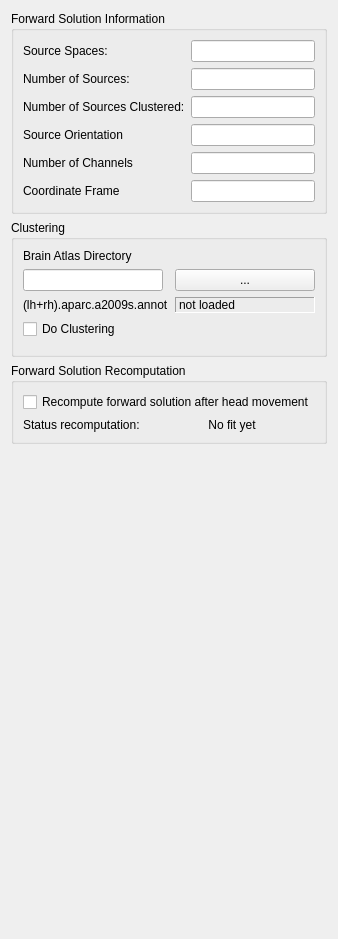
This is libraries/disp/viewers/formfiles/rtfwdsettingsview.ui in mne-tools/mne-cpp as Qt 5 draws it before an edit. The edited form follows.
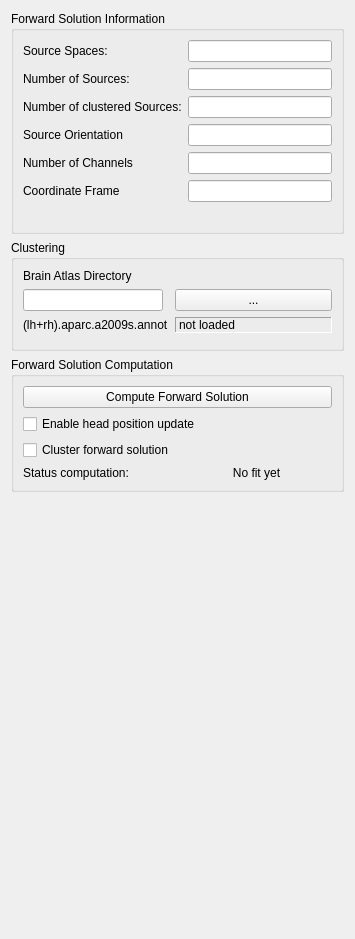
This is the edited form.

Commit message: ENH: introduce Compute Forward Button

Diff of the .ui file:
```diff
--- a/libraries/disp/viewers/formfiles/rtfwdsettingsview.ui
+++ b/libraries/disp/viewers/formfiles/rtfwdsettingsview.ui
@@ -48,14 +48,31 @@
         </property>
        </widget>
       </item>
-      <item row="4" column="0">
+      <item row="2" column="0">
+       <widget class="QLabel" name="label_4">
+        <property name="text">
+         <string>Number of clustered Sources:</string>
+        </property>
+       </widget>
+      </item>
+      <item row="2" column="1">
+       <widget class="QLineEdit" name="m_lineEdit_iNDipoleClustered">
+        <property name="text">
+         <string/>
+        </property>
+        <property name="readOnly">
+         <bool>true</bool>
+        </property>
+       </widget>
+      </item>
+      <item row="3" column="0">
        <widget class="QLabel" name="label_6">
         <property name="text">
          <string>Source Orientation</string>
         </property>
        </widget>
       </item>
-      <item row="4" column="1">
+      <item row="3" column="1">
        <widget class="QLineEdit" name="m_lineEdit_sSourceOri">
         <property name="text">
          <string/>
@@ -65,14 +82,14 @@
         </property>
        </widget>
       </item>
-      <item row="5" column="0">
+      <item row="4" column="0">
        <widget class="QLabel" name="label_7">
         <property name="text">
          <string>Number of Channels</string>
         </property>
        </widget>
       </item>
-      <item row="5" column="1">
+      <item row="4" column="1">
        <widget class="QLineEdit" name="m_lineEdit_iNChan">
         <property name="text">
          <string/>
@@ -82,15 +99,21 @@
         </property>
        </widget>
       </item>
-      <item row="6" column="0">
+      <item row="5" column="0">
        <widget class="QLabel" name="label_8">
         <property name="text">
          <string>Coordinate Frame</string>
         </property>
        </widget>
       </item>
-      <item row="6" column="1">
+      <item row="5" column="1">
        <widget class="QLineEdit" name="m_lineEdit_sCoordFrame">
+        <property name="sizePolicy">
+         <sizepolicy hsizetype="Expanding" vsizetype="Fixed">
+          <horstretch>0</horstretch>
+          <verstretch>0</verstretch>
+         </sizepolicy>
+        </property>
         <property name="text">
          <string/>
         </property>
@@ -99,17 +122,80 @@
         </property>
        </widget>
       </item>
-      <item row="3" column="0">
-       <widget class="QLabel" name="label_4">
+      <item row="6" column="1">
+       <widget class="QLabel" name="label_9">
+        <property name="sizePolicy">
+         <sizepolicy hsizetype="Maximum" vsizetype="Minimum">
+          <horstretch>0</horstretch>
+          <verstretch>0</verstretch>
+         </sizepolicy>
+        </property>
+        <property name="palette">
+         <palette>
+          <active>
+           <colorrole role="Text">
+            <brush brushstyle="SolidPattern">
+             <color alpha="0">
+              <red>231</red>
+              <green>231</green>
+              <blue>231</blue>
+             </color>
+            </brush>
+           </colorrole>
+           <colorrole role="PlaceholderText">
+            <brush brushstyle="SolidPattern">
+             <color alpha="128">
+              <red>231</red>
+              <green>231</green>
+              <blue>231</blue>
+             </color>
+            </brush>
+           </colorrole>
+          </active>
+          <inactive>
+           <colorrole role="Text">
+            <brush brushstyle="SolidPattern">
+             <color alpha="0">
+              <red>231</red>
+              <green>231</green>
+              <blue>231</blue>
+             </color>
+            </brush>
+           </colorrole>
+           <colorrole role="PlaceholderText">
+            <brush brushstyle="SolidPattern">
+             <color alpha="128">
+              <red>231</red>
+              <green>231</green>
+              <blue>231</blue>
+             </color>
+            </brush>
+           </colorrole>
+          </inactive>
+          <disabled>
+           <colorrole role="Text">
+            <brush brushstyle="SolidPattern">
+             <color alpha="127">
+              <red>255</red>
+              <green>255</green>
+              <blue>255</blue>
+             </color>
+            </brush>
+           </colorrole>
+           <colorrole role="PlaceholderText">
+            <brush brushstyle="SolidPattern">
+             <color alpha="128">
+              <red>231</red>
+              <green>231</green>
+              <blue>231</blue>
+             </color>
+            </brush>
+           </colorrole>
+          </disabled>
+         </palette>
+        </property>
         <property name="text">
-         <string>Number of Sources Clustered:</string>
-        </property>
-       </widget>
-      </item>
-      <item row="3" column="1">
-       <widget class="QLineEdit" name="m_lineEdit_iNDipoleClustered">
-        <property name="readOnly">
-         <bool>true</bool>
+         <string>                                           </string>
         </property>
        </widget>
       </item>
@@ -121,22 +207,15 @@
      <property name="title">
       <string>Clustering</string>
      </property>
-     <layout class="QFormLayout" name="formLayout_3">
-      <item row="0" column="0" colspan="2">
+     <layout class="QFormLayout" name="formLayout">
+      <item row="0" column="0">
        <widget class="QLabel" name="label_2">
         <property name="text">
          <string>Brain Atlas Directory</string>
         </property>
        </widget>
       </item>
-      <item row="2" column="1">
-       <widget class="QPushButton" name="m_qPushButton_AtlasDirDialog">
-        <property name="text">
-         <string>...</string>
-        </property>
-       </widget>
-      </item>
-      <item row="2" column="0">
+      <item row="1" column="0">
        <widget class="QLineEdit" name="m_qLineEdit_AtlasDirName">
         <property name="minimumSize">
          <size>
@@ -146,20 +225,21 @@
         </property>
        </widget>
       </item>
-      <item row="7" column="0">
-       <spacer name="horizontalSpacer">
-        <property name="orientation">
-         <enum>Qt::Horizontal</enum>
+      <item row="1" column="1">
+       <widget class="QPushButton" name="m_qPushButton_AtlasDirDialog">
+        <property name="text">
+         <string>...</string>
         </property>
-        <property name="sizeHint" stdset="0">
-         <size>
-          <width>142</width>
-          <height>0</height>
-         </size>
+       </widget>
+      </item>
+      <item row="2" column="0">
+       <widget class="QLabel" name="m_qLabel_atlas">
+        <property name="text">
+         <string>(lh+rh).aparc.a2009s.annot</string>
         </property>
-       </spacer>
+       </widget>
       </item>
-      <item row="3" column="1">
+      <item row="2" column="1">
        <widget class="QLabel" name="m_qLabel_atlasStat">
         <property name="frameShape">
          <enum>QFrame::Panel</enum>
@@ -172,19 +252,18 @@
         </property>
        </widget>
       </item>
-      <item row="3" column="0">
-       <widget class="QLabel" name="m_qLabel_atlas">
-        <property name="text">
-         <string>(lh+rh).aparc.a2009s.annot</string>
+      <item row="3" column="0" colspan="2">
+       <spacer name="horizontalSpacer">
+        <property name="orientation">
+         <enum>Qt::Horizontal</enum>
         </property>
-       </widget>
-      </item>
-      <item row="4" column="0">
-       <widget class="QCheckBox" name="m_checkBox_bDoClustering">
-        <property name="text">
-         <string>Do Clustering</string>
+        <property name="sizeHint" stdset="0">
+         <size>
+          <width>142</width>
+          <height>0</height>
+         </size>
         </property>
-       </widget>
+       </spacer>
       </item>
      </layout>
     </widget>
@@ -192,32 +271,50 @@
    <item>
     <widget class="QGroupBox" name="groupBox_recomp">
      <property name="title">
-      <string>Forward Solution Recomputation</string>
+      <string>Forward Solution Computation</string>
      </property>
-     <layout class="QFormLayout" name="formLayout">
-      <item row="0" column="0" colspan="2">
+     <layout class="QVBoxLayout" name="verticalLayout_2">
+      <item>
+       <widget class="QPushButton" name="m_qPushButton_ComputeForward">
+        <property name="text">
+         <string>Compute Forward Solution</string>
+        </property>
+       </widget>
+      </item>
+      <item>
        <widget class="QCheckBox" name="m_checkBox_bDoRecomputation">
         <property name="text">
-         <string>Recompute forward solution after head movement</string>
+         <string>Enable head position update</string>
         </property>
        </widget>
       </item>
-      <item row="1" column="0">
-       <widget class="QLabel" name="label">
+      <item>
+       <widget class="QCheckBox" name="m_checkBox_bDoClustering">
         <property name="text">
-         <string>Status recomputation: </string>
+         <string>Cluster forward solution</string>
         </property>
        </widget>
       </item>
-      <item row="1" column="1">
-       <widget class="QLabel" name="m_label_recomputationFeedback">
-        <property name="text">
-         <string>No fit yet</string>
-        </property>
-        <property name="alignment">
-         <set>Qt::AlignCenter</set>
-        </property>
-       </widget>
+      <item>
+       <layout class="QHBoxLayout" name="horizontalLayout">
+        <item>
+         <widget class="QLabel" name="label">
+          <property name="text">
+           <string>Status computation: </string>
+          </property>
+         </widget>
+        </item>
+        <item>
+         <widget class="QLabel" name="m_label_recomputationFeedback">
+          <property name="text">
+           <string>No fit yet</string>
+          </property>
+          <property name="alignment">
+           <set>Qt::AlignCenter</set>
+          </property>
+         </widget>
+        </item>
+       </layout>
       </item>
      </layout>
     </widget>
```
The commit also changes 7 other files.
